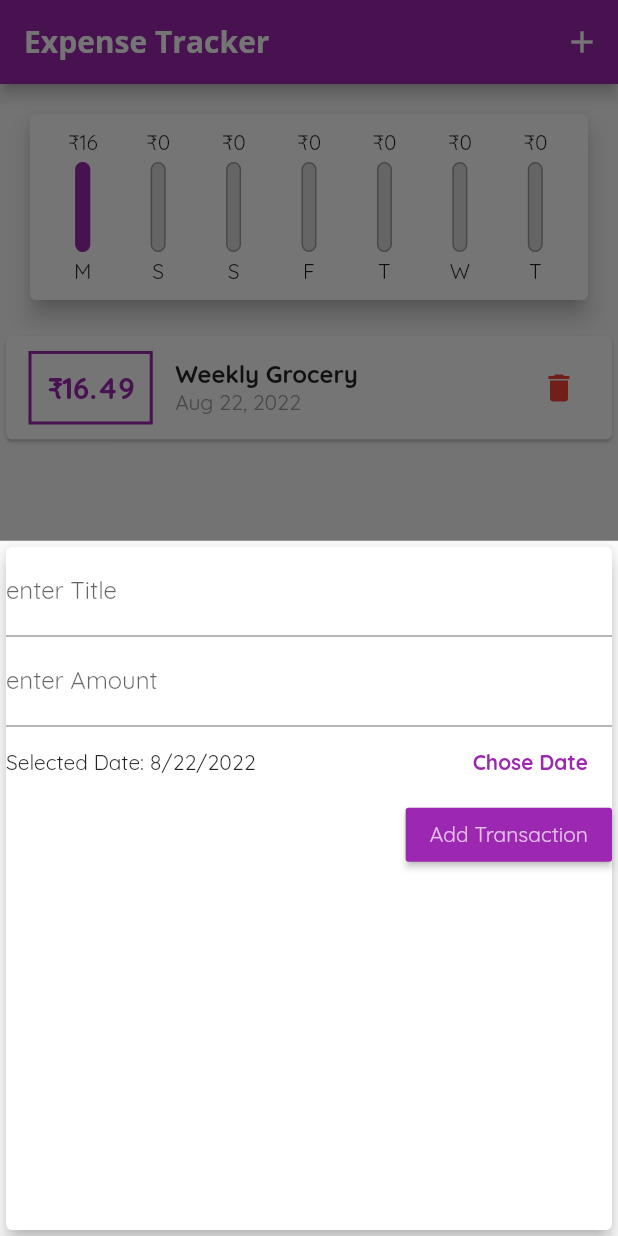
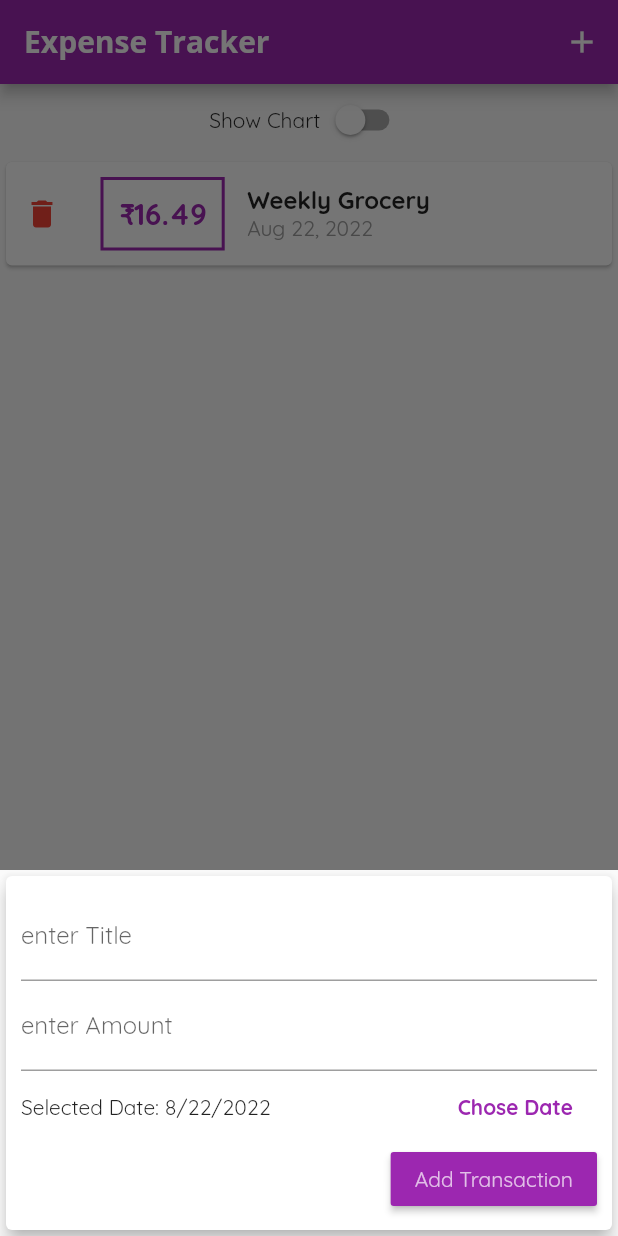
Before and after one commit to anowarsayed5044/exense_tracker, a Flutter app: the screen it shows after launch, after a tap on the "delete" icon, after a tap on the "add" icon, on a phone screen of 412 x 824 dp. Run offline on Flutter 3.47's test engine with Material 2 defaults, Android fonts, the phone set to English and light mode, and no system bars.

Commit message:
Added option to show/hide chart

```diff
--- a/lib/main.dart
+++ b/lib/main.dart
@@ -2,10 +2,13 @@ import 'package:exense_tracker/widgets/chart.dart';
 import 'package:exense_tracker/widgets/new_transaction.dart';
 import 'package:exense_tracker/widgets/transaction_list.dart';
 import 'package:flutter/material.dart';
+import 'package:flutter/services.dart';
 
 import 'models/transaction.dart';
 
 void main() {
+  WidgetsFlutterBinding.ensureInitialized();
+  SystemChrome.setPreferredOrientations([DeviceOrientation.portraitDown, DeviceOrientation.portraitUp]);
   runApp(const MyApp());
 }
 
@@ -39,6 +42,7 @@ class MyHomePage extends StatefulWidget {
 }
 
 class _MyHomePageState extends State<MyHomePage> {
+  bool _showChart = false;
   final List<Transaction> _userTransactions = [
     Transaction(
         id: 't1', title: 'New Show', amount: 69.99, date: DateTime.now()),
@@ -93,7 +97,23 @@ class _MyHomePageState extends State<MyHomePage> {
       ),
       body: Column(
         children: <Widget>[
-          Chart(recentTransactions: _recentTransactions),
+          Row(
+            mainAxisAlignment: MainAxisAlignment.center,
+            children: [
+            Text("Show Chart"),
+            Switch(
+                value: _showChart,
+                onChanged: (val){
+                  setState(() {
+                    _showChart = val;
+                  });
+                }
+            ),
+          ],),
+          _showChart ? Container(
+            height: (MediaQuery.of(context).size.height) * 0.22,
+              child: Chart(recentTransactions: _recentTransactions),
+          ) : Container(),
           TransactionList(userTransactions: _userTransactions, deleteTx: _deleteTransactions,),
         ],
       ),
--- a/lib/widgets/new_transaction.dart
+++ b/lib/widgets/new_transaction.dart
@@ -29,8 +29,16 @@ class _NewTransactionState extends State<NewTransaction> {
       });
     }
 
-    return Card(
+    return SingleChildScrollView(
+      child: Card(
         elevation: 5,
+        child: Container(
+          padding: EdgeInsets.only(
+            top: 10,
+            left: 10,
+            right: 10,
+            bottom: MediaQuery.of(context).viewInsets.bottom + 10
+          ),
           child: Column(
             crossAxisAlignment: CrossAxisAlignment.end,
             children: [
@@ -69,6 +77,8 @@ class _NewTransactionState extends State<NewTransaction> {
               ),
             ],
           ),
+        ),
+      ),
     );
   }
 }
--- a/lib/widgets/transaction_list.dart
+++ b/lib/widgets/transaction_list.dart
@@ -13,7 +13,7 @@ class TransactionList extends StatelessWidget {
   @override
   Widget build(BuildContext context) {
     return Container(
-      height: 439,
+      height: MediaQuery.of(context).size.height * 0.6,
       child: userTransactions.isEmpty ? Column(
         children: [
           const Text("No Transaction Added Yet!"),
@@ -31,6 +31,10 @@ class TransactionList extends StatelessWidget {
           return Card(
             child: Row(
               children: [
+                IconButton(
+                  onPressed: () => deleteTx(userTransactions[index].id),
+                  icon: const Icon(Icons.delete, color: Colors.red,),
+                ),
                 Container(
                   margin: const EdgeInsets.symmetric(
                       vertical: 10, horizontal: 15),
@@ -64,13 +68,6 @@ class TransactionList extends StatelessWidget {
                     ),
                   ],
                 ),
-                Padding(
-                  padding: const EdgeInsets.only(left: 110),
-                  child: IconButton(
-                    onPressed: () => deleteTx(userTransactions[index].id),
-                    icon: const Icon(Icons.delete, color: Colors.red,),
-                  ),
-                )
               ],
             ),
           );
```
Lines whose indentation alone changed are shown as unchanged.
